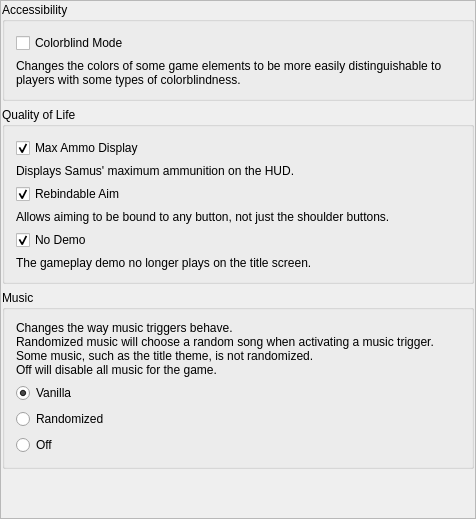
The window that randovania/gui/ui_files/super_cosmetic_patches_dialog.ui (randovania/randovania) describes before a commit, drawn with Qt 5.
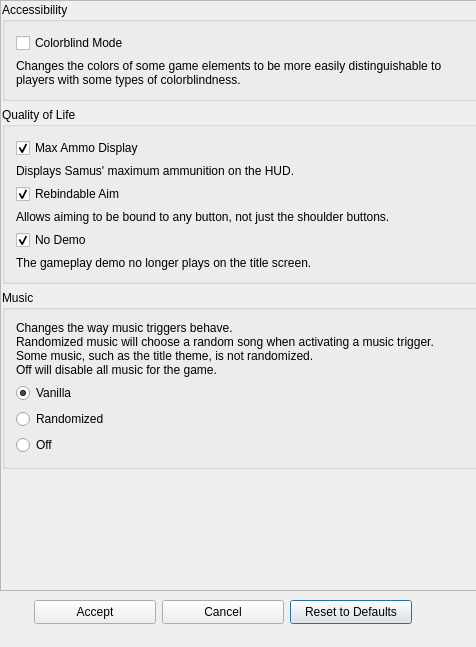
The same window after the commit.

Commit message: Incorporated Super Metroid Cosmetic Patches Dialog

The edit to the form file:
```diff
--- a/randovania/gui/ui_files/super_cosmetic_patches_dialog.ui
+++ b/randovania/gui/ui_files/super_cosmetic_patches_dialog.ui
@@ -1,13 +1,13 @@
 <?xml version="1.0" encoding="UTF-8"?>
 <ui version="4.0">
  <class>SuperCosmeticPatchesDialog</class>
- <widget class="QMainWindow" name="SuperCosmeticPatchesDialog">
+ <widget class="QDialog" name="SuperCosmeticPatchesDialog">
   <property name="geometry">
    <rect>
     <x>0</x>
     <y>0</y>
     <width>476</width>
-    <height>519</height>
+    <height>647</height>
    </rect>
   </property>
   <property name="windowTitle">
@@ -17,6 +17,14 @@
    <string extracomment="Tourian Elevator can be accessed immediately, without waiting for the G4 cutscene to finish."/>
   </property>
   <widget class="QWidget" name="centralWidget">
+   <property name="geometry">
+    <rect>
+     <x>0</x>
+     <y>0</y>
+     <width>481</width>
+     <height>591</height>
+    </rect>
+   </property>
    <property name="maximumSize">
     <size>
      <width>16777215</width>
@@ -46,8 +54,8 @@
         <rect>
          <x>0</x>
          <y>0</y>
-         <width>460</width>
-         <height>540</height>
+         <width>477</width>
+         <height>587</height>
         </rect>
        </property>
        <property name="sizePolicy">
@@ -237,6 +245,45 @@
     </item>
    </layout>
   </widget>
+  <widget class="QPushButton" name="reset_button">
+   <property name="geometry">
+    <rect>
+     <x>290</x>
+     <y>600</y>
+     <width>122</width>
+     <height>24</height>
+    </rect>
+   </property>
+   <property name="text">
+    <string>Reset to Defaults</string>
+   </property>
+  </widget>
+  <widget class="QPushButton" name="accept_button">
+   <property name="geometry">
+    <rect>
+     <x>34</x>
+     <y>600</y>
+     <width>122</width>
+     <height>24</height>
+    </rect>
+   </property>
+   <property name="text">
+    <string>Accept</string>
+   </property>
+  </widget>
+  <widget class="QPushButton" name="cancel_button">
+   <property name="geometry">
+    <rect>
+     <x>162</x>
+     <y>600</y>
+     <width>122</width>
+     <height>24</height>
+    </rect>
+   </property>
+   <property name="text">
+    <string>Cancel</string>
+   </property>
+  </widget>
  </widget>
  <layoutdefault spacing="6" margin="11"/>
  <resources/>
```
The commit also changes 2 other files.
